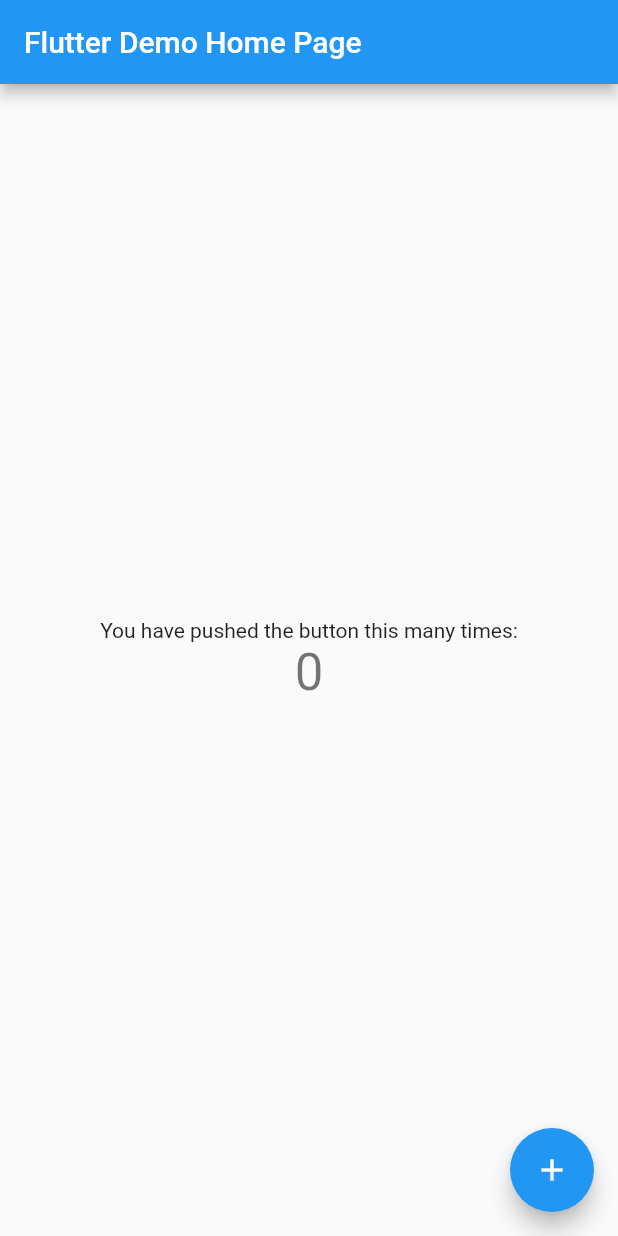
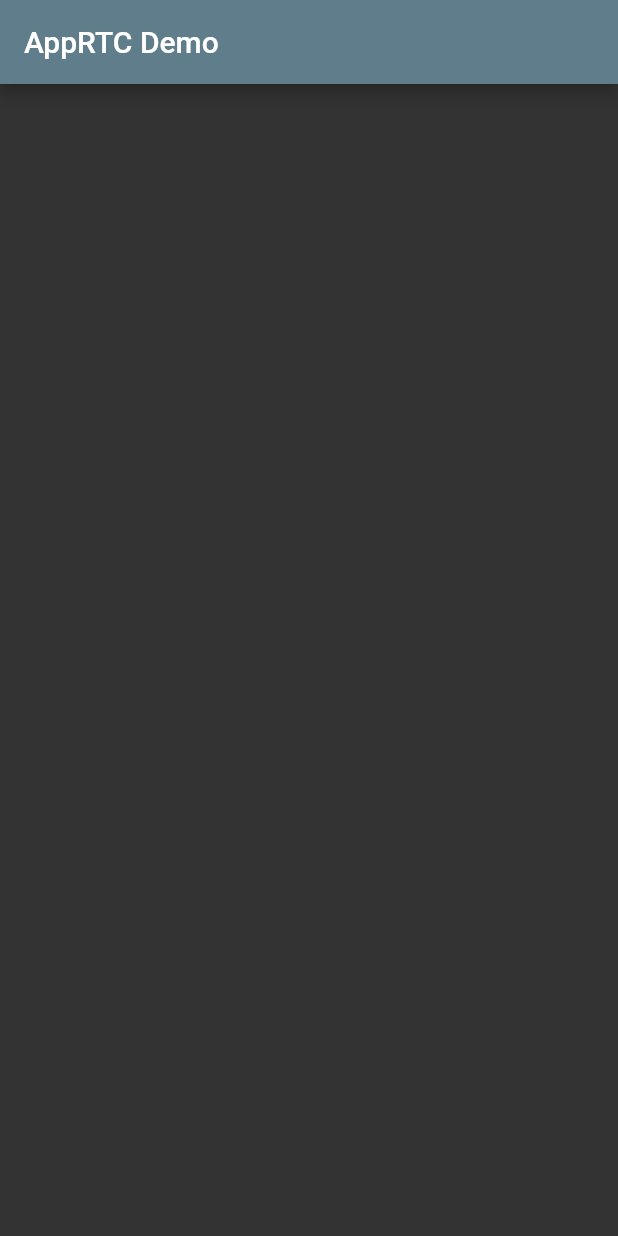
Before and after one commit to bin-go2011/flutter-apprtc, a Flutter app: the screen it shows after launch, on a phone screen of 412 x 824 dp. Run offline on Flutter 3.47's test engine with Material 2 defaults, Android fonts, the phone set to English and light mode, and no system bars.

Commit message:
add HomePage

```diff
--- /dev/null
+++ b/lib/home.dart
@@ -0,0 +1,13 @@
+import 'package:flutter/material.dart';
+
+class HomePage extends StatelessWidget {
+  @override
+  Widget build(BuildContext context) {
+    return Scaffold(
+      appBar: AppBar(
+        title: const Text('AppRTC Demo'),
+      ),
+      backgroundColor: Color(0xff333333),
+    );
+  }
+}
--- a/lib/main.dart
+++ b/lib/main.dart
@@ -1,113 +1,16 @@
 import 'package:flutter/material.dart';
+import 'package:flutter_apprtc/home.dart';
 
-void main() {
-  runApp(MyApp());
-}
+void main() => runApp(AppRTC());
 
-class MyApp extends StatelessWidget {
-  // This widget is the root of your application.
+class AppRTC extends StatelessWidget {
   @override
   Widget build(BuildContext context) {
     return MaterialApp(
-      title: 'Flutter Demo',
       theme: ThemeData(
-        // This is the theme of your application.
-        //
-        // Try running your application with "flutter run". You'll see the
-        // application has a blue toolbar. Then, without quitting the app, try
-        // changing the primarySwatch below to Colors.green and then invoke
-        // "hot reload" (press "r" in the console where you ran "flutter run",
-        // or simply save your changes to "hot reload" in a Flutter IDE).
-        // Notice that the counter didn't reset back to zero; the application
-        // is not restarted.
-        primarySwatch: Colors.blue,
+        primarySwatch: Colors.blueGrey,
       ),
-      home: MyHomePage(title: 'Flutter Demo Home Page'),
+      home: HomePage(),
     );
   }
 }
-
-class MyHomePage extends StatefulWidget {
-  MyHomePage({Key key, this.title}) : super(key: key);
-
-  // This widget is the home page of your application. It is stateful, meaning
-  // that it has a State object (defined below) that contains fields that affect
-  // how it looks.
-
-  // This class is the configuration for the state. It holds the values (in this
-  // case the title) provided by the parent (in this case the App widget) and
-  // used by the build method of the State. Fields in a Widget subclass are
-  // always marked "final".
-
-  final String title;
-
-  @override
-  _MyHomePageState createState() => _MyHomePageState();
-}
-
-class _MyHomePageState extends State<MyHomePage> {
-  int _counter = 0;
-
-  void _incrementCounter() {
-    setState(() {
-      // This call to setState tells the Flutter framework that something has
-      // changed in this State, which causes it to rerun the build method below
-      // so that the display can reflect the updated values. If we changed
-      // _counter without calling setState(), then the build method would not be
-      // called again, and so nothing would appear to happen.
-      _counter++;
-    });
-  }
-
-  @override
-  Widget build(BuildContext context) {
-    // This method is rerun every time setState is called, for instance as done
-    // by the _incrementCounter method above.
-    //
-    // The Flutter framework has been optimized to make rerunning build methods
-    // fast, so that you can just rebuild anything that needs updating rather
-    // than having to individually change instances of widgets.
-    return Scaffold(
-      appBar: AppBar(
-        // Here we take the value from the MyHomePage object that was created by
-        // the App.build method, and use it to set our appbar title.
-        title: Text(widget.title),
-      ),
-      body: Center(
-        // Center is a layout widget. It takes a single child and positions it
-        // in the middle of the parent.
-        child: Column(
-          // Column is also a layout widget. It takes a list of children and
-          // arranges them vertically. By default, it sizes itself to fit its
-          // children horizontally, and tries to be as tall as its parent.
-          //
-          // Invoke "debug painting" (press "p" in the console, choose the
-          // "Toggle Debug Paint" action from the Flutter Inspector in Android
-          // Studio, or the "Toggle Debug Paint" command in Visual Studio Code)
-          // to see the wireframe for each widget.
-          //
-          // Column has various properties to control how it sizes itself and
-          // how it positions its children. Here we use mainAxisAlignment to
-          // center the children vertically; the main axis here is the vertical
-          // axis because Columns are vertical (the cross axis would be
-          // horizontal).
-          mainAxisAlignment: MainAxisAlignment.center,
-          children: <Widget>[
-            Text(
-              'You have pushed the button this many times:',
-            ),
-            Text(
-              '$_counter',
-              style: Theme.of(context).textTheme.headline4,
-            ),
-          ],
-        ),
-      ),
-      floatingActionButton: FloatingActionButton(
-        onPressed: _incrementCounter,
-        tooltip: 'Increment',
-        child: Icon(Icons.add),
-      ), // This trailing comma makes auto-formatting nicer for build methods.
-    );
-  }
-}
```
Also changed, not shown: 1 other file.
